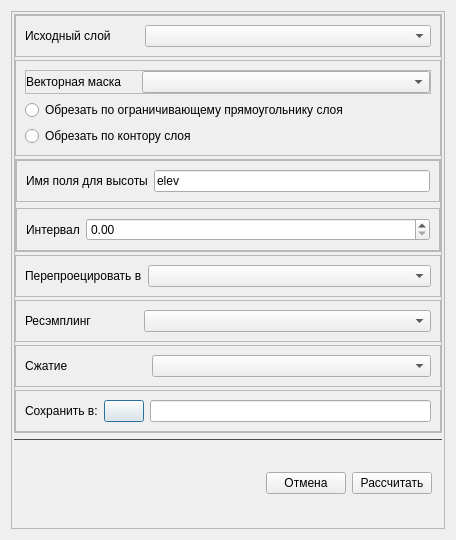
The window that ui/rasterproccessingform.ui (Doggerr111/vrsa-gis) describes before a commit, drawn with Qt 5.
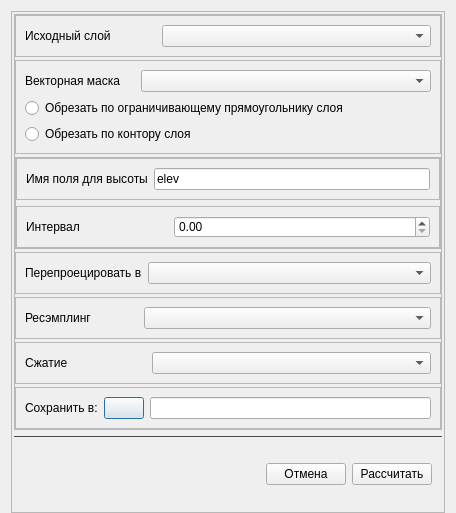
The same window after the commit. Icons and pictures are not drawn. Custom widgets are drawn as their Qt base class.

Commit message: style: add hover effects

The edit to the form file:
```diff
--- a/ui/rasterproccessingform.ui
+++ b/ui/rasterproccessingform.ui
@@ -7,13 +7,16 @@
     <x>0</x>
     <y>0</y>
     <width>456</width>
-    <height>540</height>
+    <height>513</height>
    </rect>
   </property>
   <property name="windowTitle">
    <string>Dialog</string>
   </property>
   <layout class="QVBoxLayout" name="verticalLayout_3">
+   <property name="bottomMargin">
+    <number>0</number>
+   </property>
    <item>
     <widget class="QFrame" name="frame">
      <property name="frameShape">
@@ -61,6 +64,19 @@
          </property>
          <item>
           <widget class="QFrame" name="frameFirstInputLayer">
+           <property name="styleSheet">
+            <string notr="true">/* QFrame без QLabel */
+QFrame:hover {
+    border: 1px solid #4f4f4f;
+    background-color: #2a2a2a;
+}
+
+/* Возвращаем QLabel как было */
+QLabel:hover {
+    border: none;
+    background-color: transparent;
+}</string>
+           </property>
            <property name="frameShape">
             <enum>QFrame::StyledPanel</enum>
            </property>
@@ -91,7 +107,7 @@
               </property>
               <property name="sizeHint" stdset="0">
                <size>
-                <width>28</width>
+                <width>45</width>
                 <height>20</height>
                </size>
               </property>
@@ -106,7 +122,17 @@
          <item>
           <widget class="QFrame" name="frameCutRaster">
            <property name="styleSheet">
-            <string notr="true">QCheckBox { word-wrap: break-word; }</string>
+            <string notr="true">/* QFrame без QLabel */
+QFrame:hover {
+    border: 1px solid #4f4f4f;
+    background-color: #2a2a2a;
+}
+
+/* Возвращаем QLabel как было */
+QLabel:hover {
+    border: none;
+    background-color: transparent;
+}</string>
            </property>
            <property name="frameShape">
             <enum>QFrame::StyledPanel</enum>
@@ -129,6 +155,20 @@
             </property>
             <item>
              <widget class="QFrame" name="frame_4">
+              <property name="styleSheet">
+               <string notr="true">/* QFrame без QLabel */
+QFrame:hover {
+    border: none
+}
+QFrame {
+    border: none
+}
+/* Возвращаем QLabel как было */
+QLabel:hover {
+    border: none;
+    background-color: transparent;
+}</string>
+              </property>
               <property name="frameShape">
                <enum>QFrame::StyledPanel</enum>
               </property>
@@ -229,6 +269,19 @@
             </property>
             <item>
              <widget class="QFrame" name="frame_2">
+              <property name="styleSheet">
+               <string notr="true">/* QFrame без QLabel */
+QFrame:hover {
+    border: 1px solid #4f4f4f;
+    background-color: #2a2a2a;
+}
+
+/* Возвращаем QLabel как было */
+QLabel:hover {
+    border: none;
+    background-color: transparent;
+}</string>
+              </property>
               <property name="frameShape">
                <enum>QFrame::StyledPanel</enum>
               </property>
@@ -261,6 +314,19 @@
             </item>
             <item>
              <widget class="QFrame" name="frame_5">
+              <property name="styleSheet">
+               <string notr="true">/* QFrame без QLabel */
+QFrame:hover {
+    border: 1px solid #4f4f4f;
+    background-color: #2a2a2a;
+}
+
+/* Возвращаем QLabel как было */
+QLabel:hover {
+    border: none;
+    background-color: transparent;
+}</string>
+              </property>
               <property name="frameShape">
                <enum>QFrame::StyledPanel</enum>
               </property>
@@ -281,6 +347,22 @@
                  </property>
                 </widget>
                </item>
+               <item>
+                <spacer name="horizontalSpacer_6">
+                 <property name="orientation">
+                  <enum>Qt::Horizontal</enum>
+                 </property>
+                 <property name="sizeType">
+                  <enum>QSizePolicy::Maximum</enum>
+                 </property>
+                 <property name="sizeHint" stdset="0">
+                  <size>
+                   <width>88</width>
+                   <height>20</height>
+                  </size>
+                 </property>
+                </spacer>
+               </item>
                <item>
                 <widget class="QDoubleSpinBox" name="doubleSpinBoxContoursInterval">
                  <property name="maximum">
@@ -412,6 +494,19 @@
          </item>
          <item>
           <widget class="QFrame" name="frameOutputPath">
+           <property name="styleSheet">
+            <string notr="true">/* QFrame без QLabel */
+QFrame:hover {
+    border: 1px solid #4f4f4f;
+    background-color: #2a2a2a;
+}
+
+/* Возвращаем QLabel как было */
+QLabel:hover {
+    border: none;
+    background-color: transparent;
+}</string>
+           </property>
            <property name="frameShape">
             <enum>QFrame::StyledPanel</enum>
            </property>
```
The commit also changes 1 other file.
